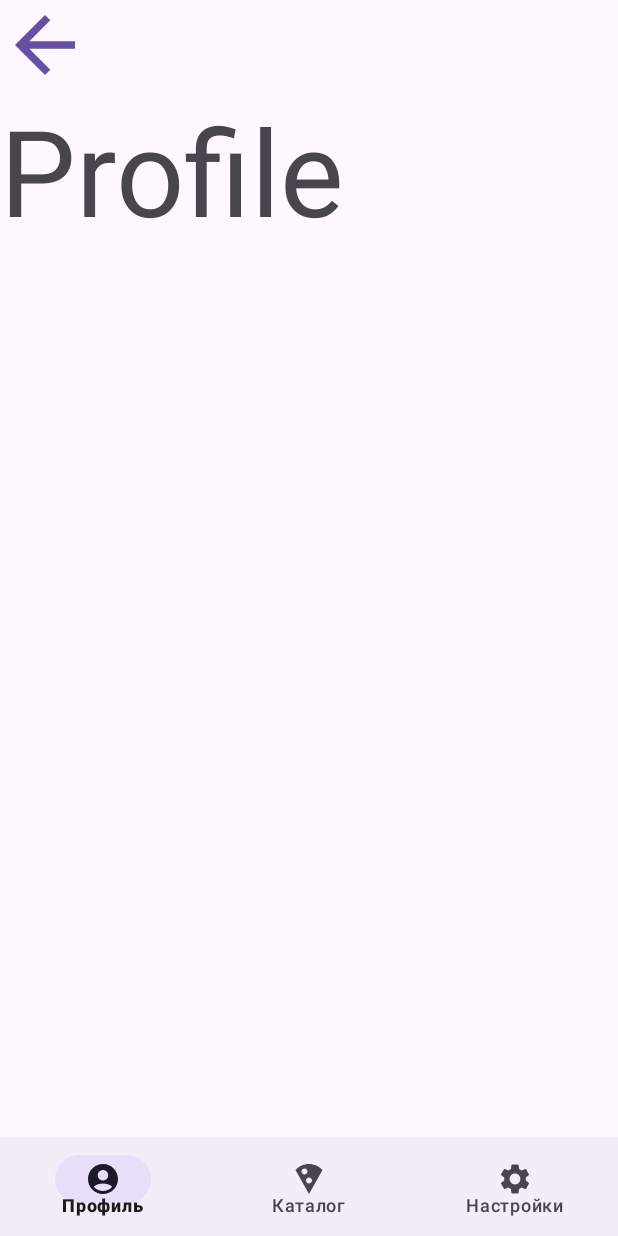
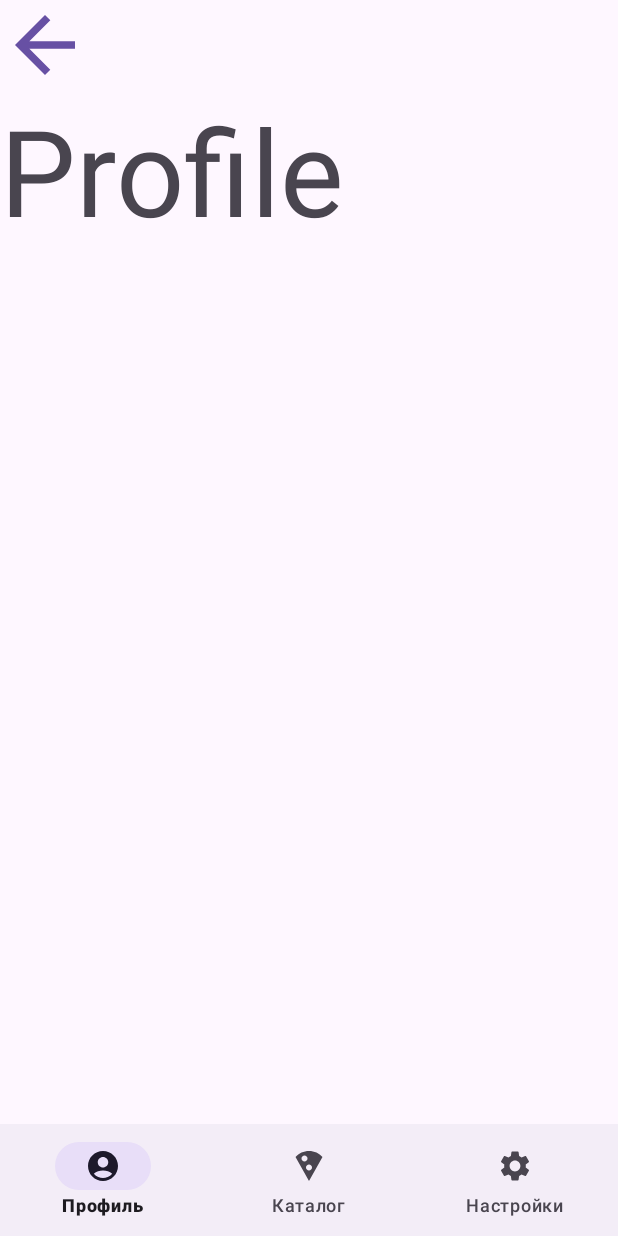
Before and after one commit to Vatulin/Pizza, an Android app: the Profile screen opened through its navigation route, on a phone screen of 412 x 824 dp. Run offline under Robolectric (Android 15) with nearby library versions, the phone set to English and light mode, and no system bars; our stand-ins replace data binding, navigation-ui.

Commit message:
version 0.4.2 -nav_menu

```diff
--- a/app/src/main/java/com/example/pizza/MainActivity.kt
+++ b/app/src/main/java/com/example/pizza/MainActivity.kt
@@ -16,7 +16,10 @@ class MainActivity : AppCompatActivity() {
 
         val binding : ActivityMainBinding = DataBindingUtil.setContentView(this, R.layout.activity_main)
         setContentView(binding.root)
-        val navController = Navigation.findNavController(this, R.id.mainFragment)
+
+        val bottomNV = binding.bottomNavigation
+        val navController = Navigation.findNavController(this, R.id.nav_host_fragment)
+        NavigationUI.setupWithNavController(bottomNV, navController)
 
         binding.lifecycleOwner = this
     }
--- a/app/src/main/java/com/example/pizza/Profile.kt
+++ b/app/src/main/java/com/example/pizza/Profile.kt
@@ -8,6 +8,7 @@ import android.view.ViewGroup
 import androidx.databinding.DataBindingUtil
 import androidx.navigation.Navigation
 import androidx.navigation.findNavController
+import androidx.navigation.fragment.NavHostFragment
 import androidx.navigation.ui.NavigationUI
 import com.example.pizza.databinding.FragmentProfileBinding
 import com.example.pizza.databinding.FragmentRootBinding
@@ -46,8 +47,6 @@ class Profile : Fragment() {
             binding.root.findNavController().navigate(R.id.action_profile_to_rootFragment)
         }
 
-
-
         return binding.root
     }
 
--- a/app/src/main/res/layout/activity_main.xml
+++ b/app/src/main/res/layout/activity_main.xml
@@ -12,7 +12,7 @@
     tools:context=".MainActivity">
 
     <fragment
-        android:id="@+id/mainFragment"
+        android:id="@+id/nav_host_fragment"
         android:layout_width="match_parent"
         android:layout_height="match_parent"
         android:name="androidx.navigation.fragment.NavHostFragment"
@@ -20,5 +20,12 @@
         app:defaultNavHost="true"
         android:layout_weight="1"/>
 
+    <com.google.android.material.bottomnavigation.BottomNavigationView
+        android:id="@+id/bottom_navigation"
+        android:layout_width="match_parent"
+        android:layout_height="match_parent"
+        android:layout_weight="10"
+        app:menu="@menu/bottom_nav_menu" />
+
 </LinearLayout>
 </layout>
--- a/app/src/main/res/layout/fragment_profile.xml
+++ b/app/src/main/res/layout/fragment_profile.xml
@@ -10,6 +10,7 @@
     tools:context=".Profile">
 
     <LinearLayout
+        android:id="@+id/mainLayout"
         android:layout_width="match_parent"
         android:layout_height="match_parent"
         android:orientation="vertical">
@@ -28,15 +29,7 @@
             android:layout_weight="1"
             android:textSize="80sp"/>
 
-        <com.google.android.material.bottomnavigation.BottomNavigationView
-            android:name="androidx.navigation.fragment.NavHostFragment"
-            android:id="@+id/bottom_navigation"
-            android:layout_width="match_parent"
-            android:layout_height="match_parent"
-            android:layout_weight="6"
-            app:menu="@menu/bottom_nav_menu"
-            app:navGraph="@navigation/nav_graph"
-            app:defaultNavHost="true"/>
+
     </LinearLayout>
 </FrameLayout>
 </layout>
```
